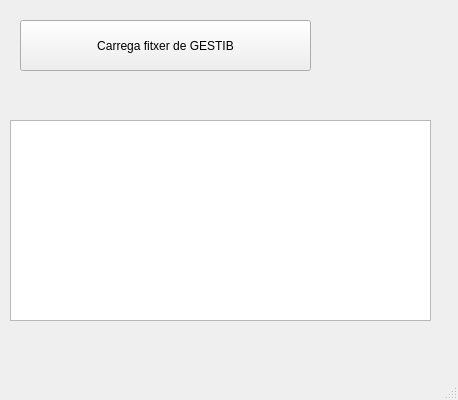
First picture: the form in mainwindow.ui, repository pnegre/XESFET, before the edit.
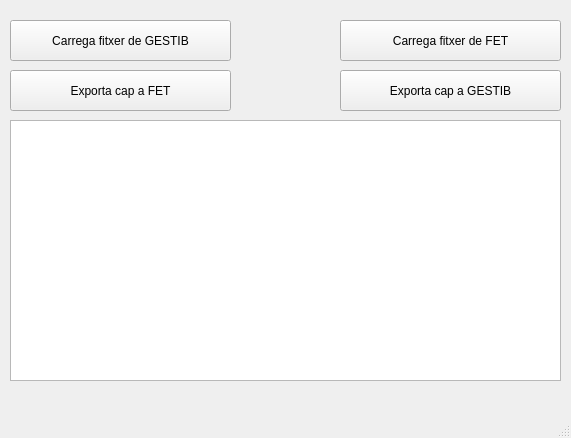
Second picture: the form after the edit.

Commit message: dialog funcionant

Diff of the .ui file:
```diff
--- a/mainwindow.ui
+++ b/mainwindow.ui
@@ -6,8 +6,8 @@
    <rect>
     <x>0</x>
     <y>0</y>
-    <width>458</width>
-    <height>400</height>
+    <width>571</width>
+    <height>438</height>
    </rect>
   </property>
   <property name="windowTitle">
@@ -17,10 +17,10 @@
    <widget class="QPushButton" name="but_import">
     <property name="geometry">
      <rect>
-      <x>20</x>
+      <x>10</x>
       <y>20</y>
-      <width>291</width>
-      <height>51</height>
+      <width>221</width>
+      <height>41</height>
      </rect>
     </property>
     <property name="text">
@@ -32,11 +32,50 @@
      <rect>
       <x>10</x>
       <y>120</y>
-      <width>421</width>
-      <height>201</height>
+      <width>551</width>
+      <height>261</height>
      </rect>
     </property>
    </widget>
+   <widget class="QPushButton" name="but_export_fet">
+    <property name="geometry">
+     <rect>
+      <x>10</x>
+      <y>70</y>
+      <width>221</width>
+      <height>41</height>
+     </rect>
+    </property>
+    <property name="text">
+     <string>Exporta cap a FET</string>
+    </property>
+   </widget>
+   <widget class="QPushButton" name="pushButton_2">
+    <property name="geometry">
+     <rect>
+      <x>340</x>
+      <y>70</y>
+      <width>221</width>
+      <height>41</height>
+     </rect>
+    </property>
+    <property name="text">
+     <string>Exporta cap a GESTIB</string>
+    </property>
+   </widget>
+   <widget class="QPushButton" name="but_import_2">
+    <property name="geometry">
+     <rect>
+      <x>340</x>
+      <y>20</y>
+      <width>221</width>
+      <height>41</height>
+     </rect>
+    </property>
+    <property name="text">
+     <string>Carrega fitxer de FET</string>
+    </property>
+   </widget>
   </widget>
   <widget class="QMenuBar" name="menubar">
    <property name="geometry">
```
Left out of the diff: 4 changed lines with no effect on the pictures. The commit also changes 2 other files.
